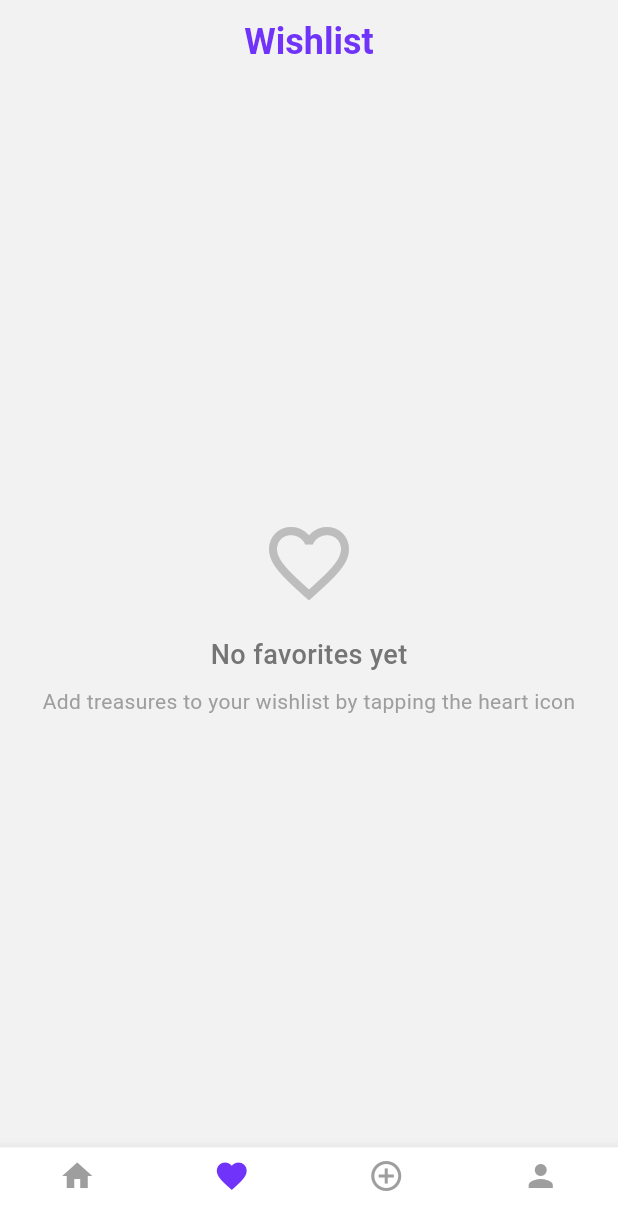
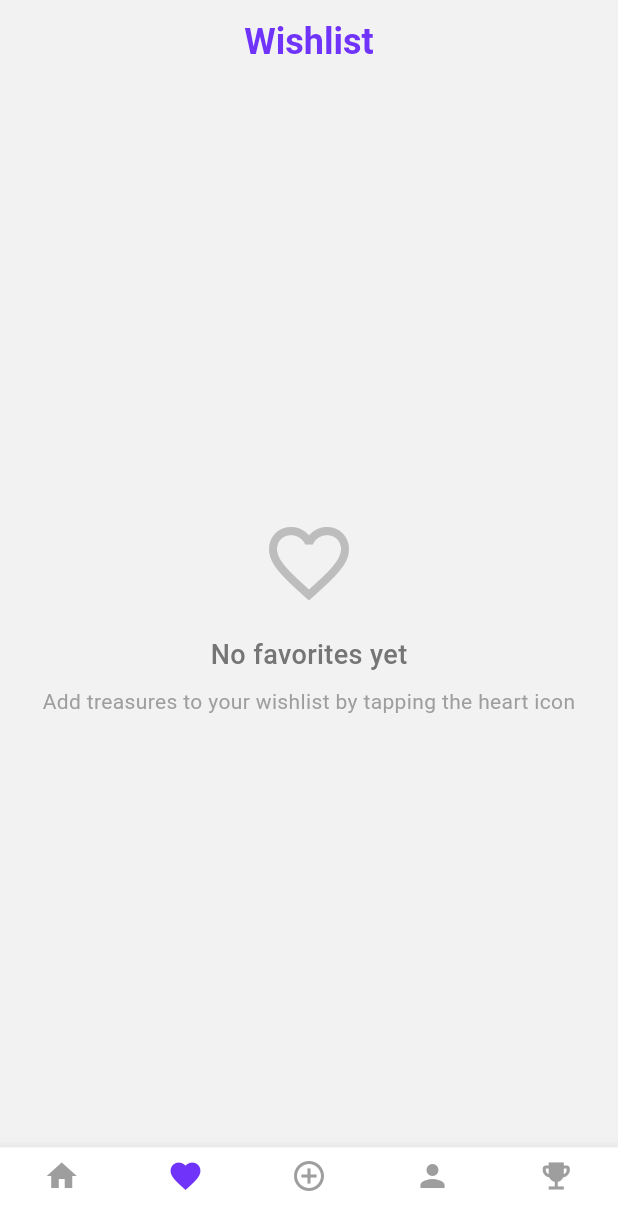
Before and after one commit to sanjeewaDeshapriya/Torva, a Flutter app: the screen it shows once a user with an empty profile is signed in, item 2 of the bottom bar chosen, on a phone screen of 412 x 824 dp. Shown: the top 1230 px of the screen. Run offline on Flutter 3.47's test engine with Material 3 defaults, Android fonts, the light colour scheme and no system bars; our stand-ins replace cloud_firestore, firebase_auth, firebase_core, firebase_storage, geocoding, geolocator and 2 more; accounts and stored records are empty.

Commit message:
feat: Enhance navigation and leaderboard features with new imports and functionality

```diff
--- a/lib/screens/home/home_page.dart
+++ b/lib/screens/home/home_page.dart
@@ -1,9 +1,10 @@
 import 'package:flutter/material.dart';
 import 'package:torva/screens/addTreasure/addTreasure_page.dart';
+import 'package:torva/screens/leadingBoard/leadingBoard_page.dart'; // Make sure this import is correct
 import 'package:torva/screens/profile/profile_page.dart';
 import 'package:torva/screens/treasurelist/treasure_list.dart';
 import 'package:torva/screens/wishlist/wishlist.dart';
-import 'package:torva/widgets/app_bar.dart';
+// import 'package:torva/widgets/app_bar.dart'; // This import was not used, removed for cleanliness
 
 class HomePage extends StatefulWidget {
   const HomePage({super.key});
@@ -14,98 +15,58 @@ class HomePage extends StatefulWidget {
 
 class HomePageState extends State<HomePage> {
   int _selectedIndex = 0;
+
+  // Define the list of pages corresponding to the bottom navigation bar items.
+  // Ensure the order matches the order of BottomNavigationBarItem widgets.
   final List<Widget> _pages = [
-    TreasureListScreen(),
-    WishlistScreen(),
-    AddTreasurePage(),
-    ProfilePage(),
+    const TreasureListScreen(), // Index 0: Home icon
+    const WishlistScreen(),     // Index 1: Favorite icon
+    const AddTreasurePage(),    // Index 2: Add icon
+    const ProfilePage(),        // Index 3: Person icon (for profile)
+    const LeaderboardScreen(),  // Index 4: Leaderboard icon
   ];
+
   @override
   Widget build(BuildContext context) {
     return Scaffold(
+      // The body displays the selected page from the _pages list.
+      body: _pages[_selectedIndex],
       bottomNavigationBar: BottomNavigationBar(
         backgroundColor: Colors.white,
         selectedItemColor: const Color(0xFF7033FA),
         unselectedItemColor: Colors.grey,
-        type: BottomNavigationBarType.fixed,
+        type: BottomNavigationBarType.fixed, // Ensures all labels are visible
         items: const [
-          BottomNavigationBarItem(icon: Icon(Icons.home), label: ''),
-          BottomNavigationBarItem(icon: Icon(Icons.favorite), label: ''),
+          BottomNavigationBarItem(
+            icon: Icon(Icons.home),
+            label: '', // Empty label for cleaner look, as per original code
+          ),
+          BottomNavigationBarItem(
+            icon: Icon(Icons.favorite),
+            label: '',
+          ),
           BottomNavigationBarItem(
             icon: Icon(Icons.add_circle_outline),
             label: '',
           ),
-
-          BottomNavigationBarItem(icon: Icon(Icons.person), label: ''),
+          BottomNavigationBarItem(
+            icon: Icon(Icons.person),
+            label: '',
+          ),
+          BottomNavigationBarItem(
+            icon: Icon(Icons.emoji_events), // Icon for the Leaderboard
+            label: '',
+          ),
         ],
-        currentIndex: _selectedIndex,
+        currentIndex: _selectedIndex, // The currently selected tab
         onTap: (index) {
+          // Update the selected index when a tab is tapped,
+          // which will rebuild the widget and show the corresponding page.
           setState(() {
             _selectedIndex = index;
           });
         },
       ),
-      body: _pages[_selectedIndex],
-
-      // body: Center(
-      //   child: Column(
-      //     mainAxisAlignment: MainAxisAlignment.center,
-      //     children: [
-      //       Text('Welcome to the Home Page!'),
-      //       SizedBox(height: 20),
-
-      //       SizedBox(height: 20),
-      //       ElevatedButton(
-      //         onPressed: () {
-      //           Navigator.pushNamed(context, '/about');
-      //         },
-      //         child: Text('Go to About Page'),
-      //       ),
-      //       SizedBox(height: 20),
-      //       ElevatedButton(
-      //         onPressed: () {
-      //           Navigator.pushNamed(context, '/contact');
-      //         },
-      //         child: Text('Go to Contact Page'),
-      //       ),
-      //       SizedBox(height: 20),
-      //       ElevatedButton(
-      //         onPressed: () {
-      //           Navigator.pushNamed(context, '/addTreasure');
-      //         },
-      //         child: Text('Go to Add Tresure Page'),
-      //       ),
-      //       SizedBox(height: 20),
-      //       ElevatedButton(
-      //         onPressed: () {
-      //           Navigator.pushNamed(context, '/description');
-      //         },
-      //         child: Text('Go to Description Page'),
-      //       ),
-      //       SizedBox(height: 20),
-      //       ElevatedButton(
-      //         onPressed: () {
-      //           Navigator.pushNamed(context, '/leadingboard');
-      //         },
-      //         child: Text('Go to Leading Board'),
-      //       ),
-      //       SizedBox(height: 20),
-      //       ElevatedButton(
-      //         onPressed: () {
-      //           Navigator.pushNamed(context, '/profilepage');
-      //         },
-      //         child: Text('Go to ProfilePage'),
-      //       ),
-      //       SizedBox(height: 20),
-      //       ElevatedButton(
-      //         onPressed: () {
-      //           Navigator.pushNamed(context, '/treasurelist');
-      //         },
-      //         child: Text('Go to treasurelist'),
-      //       ),
-      //     ],
-      //   ),
-      // ),
     );
   }
 }
```
Also changed, not shown: lib/screens/leadingBoard/leadingBoard_page.dart (+72 -106 lines), lib/screens/treasureDetails/TreasureDetailScreen.dart (+44 -15 lines).
